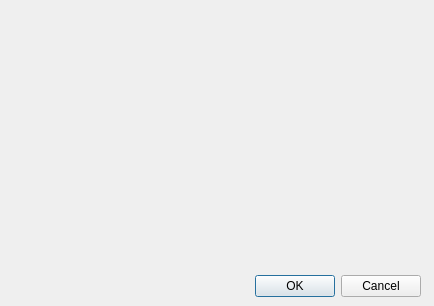
First picture: the form in settings_UI.ui, repository SlyCodePanda/magic-counter, before the edit.
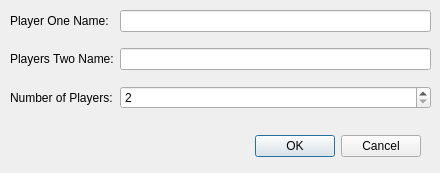
Second picture: the form after the edit.

Commit message:
Trying to get the name change in settings to workl.
Still can't get it to track the change in the lineEdit of the player names in the settings window.
Will try again later.

```diff
--- a/settings_UI.ui
+++ b/settings_UI.ui
@@ -6,8 +6,8 @@
    <rect>
     <x>0</x>
     <y>0</y>
-    <width>434</width>
-    <height>306</height>
+    <width>440</width>
+    <height>173</height>
    </rect>
   </property>
   <property name="windowTitle">
@@ -16,9 +16,9 @@
   <widget class="QDialogButtonBox" name="buttonBox">
    <property name="geometry">
     <rect>
-     <x>80</x>
-     <y>270</y>
-     <width>341</width>
+     <x>10</x>
+     <y>130</y>
+     <width>411</width>
      <height>32</height>
     </rect>
    </property>
@@ -32,13 +32,51 @@
   <widget class="QWidget" name="gridLayoutWidget">
    <property name="geometry">
     <rect>
-     <x>0</x>
+     <x>10</x>
      <y>0</y>
-     <width>431</width>
-     <height>271</height>
+     <width>421</width>
+     <height>121</height>
     </rect>
    </property>
-   <layout class="QGridLayout" name="gridLayout"/>
+   <layout class="QGridLayout" name="gridLayout">
+    <item row="1" column="0">
+     <widget class="QLabel" name="playerTwoName_label">
+      <property name="text">
+       <string>Players Two Name:</string>
+      </property>
+     </widget>
+    </item>
+    <item row="3" column="0">
+     <widget class="QLabel" name="numberOfPlayers_label">
+      <property name="text">
+       <string>Number of Players:</string>
+      </property>
+     </widget>
+    </item>
+    <item row="0" column="0">
+     <widget class="QLabel" name="playerOneName_label">
+      <property name="text">
+       <string>Player One Name:</string>
+      </property>
+     </widget>
+    </item>
+    <item row="1" column="1">
+     <widget class="QLineEdit" name="playerTwoName_lineEdit"/>
+    </item>
+    <item row="0" column="1">
+     <widget class="QLineEdit" name="playerOneName_lineEdit"/>
+    </item>
+    <item row="3" column="1">
+     <widget class="QSpinBox" name="numberOfPlayers_spinBox">
+      <property name="minimum">
+       <number>2</number>
+      </property>
+      <property name="maximum">
+       <number>4</number>
+      </property>
+     </widget>
+    </item>
+   </layout>
   </widget>
  </widget>
  <resources/>
```
Left out of the diff: 2 changed lines with no effect on the pictures. The commit also changes 2 other files.
